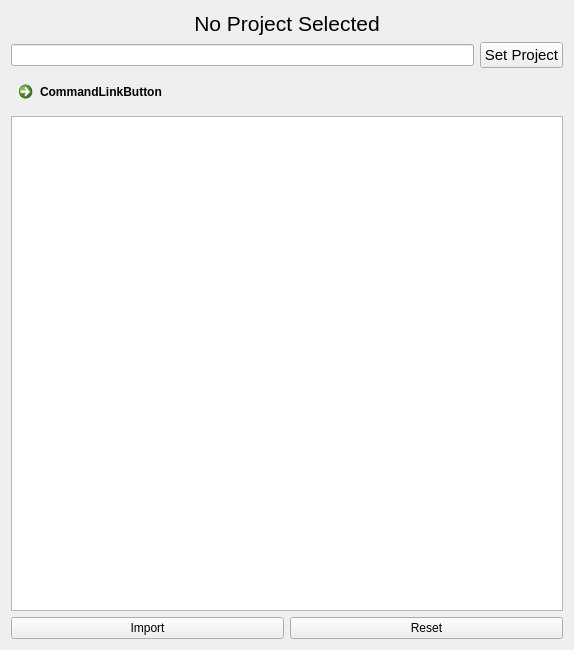
This is projectview.ui in scmacoll/USDbrowserdrafts as Qt 5 draws it before an edit. The edited form follows.
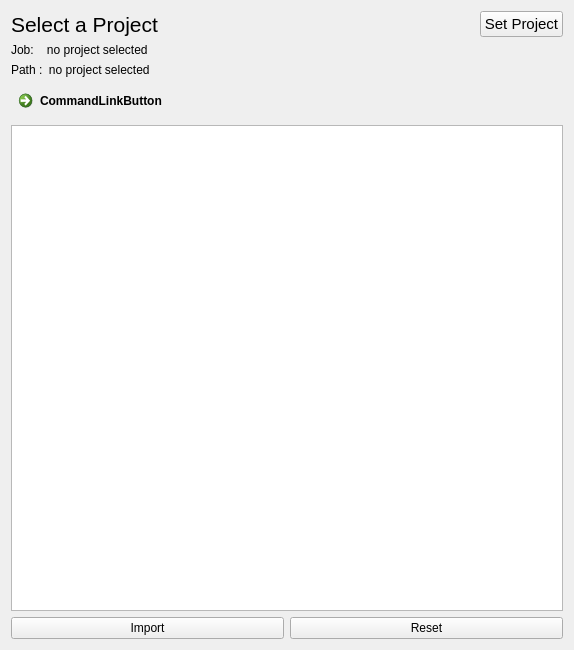
This is the edited form.

Commit message: first commit wednesday, big change to PATH file and JOB file functionality

Diff of the .ui file:
```diff
--- a/projectview.ui
+++ b/projectview.ui
@@ -14,27 +14,12 @@
    <string>Form</string>
   </property>
   <layout class="QVBoxLayout" name="verticalLayout">
-   <item>
-    <widget class="QLabel" name="projname">
-     <property name="font">
-      <font>
-       <pointsize>16</pointsize>
-      </font>
-     </property>
-     <property name="text">
-      <string>No Project Selected</string>
-     </property>
-     <property name="alignment">
-      <set>Qt::AlignCenter</set>
-     </property>
-    </widget>
-   </item>
    <item>
     <layout class="QGridLayout" name="gridLayout_2">
-     <item row="4" column="0">
+     <item row="6" column="0">
       <widget class="QListWidget" name="scenelist"/>
      </item>
-     <item row="5" column="0">
+     <item row="7" column="0">
       <layout class="QHBoxLayout" name="horizontalLayout_3">
        <item>
         <widget class="QPushButton" name="pushButton_2">
@@ -52,15 +37,23 @@
        </item>
       </layout>
      </item>
-     <item row="3" column="0">
+     <item row="5" column="0">
       <layout class="QHBoxLayout" name="horizontalLayout_2"/>
      </item>
      <item row="1" column="0">
       <layout class="QHBoxLayout" name="horizontalLayout">
-       <item>
-        <widget class="QLineEdit" name="projpath">
+       <item alignment="Qt::AlignLeft">
+        <widget class="QLabel" name="projname">
+         <property name="font">
+          <font>
+           <pointsize>16</pointsize>
+          </font>
+         </property>
          <property name="text">
-          <string/>
+          <string>Select a Project</string>
+         </property>
+         <property name="alignment">
+          <set>Qt::AlignCenter</set>
          </property>
         </widget>
        </item>
@@ -97,13 +90,27 @@
        </item>
       </layout>
      </item>
-     <item row="2" column="0">
+     <item row="3" column="0">
+      <widget class="QLabel" name="projpath">
+       <property name="text">
+        <string>Path :  no project selected</string>
+       </property>
+      </widget>
+     </item>
+     <item row="4" column="0">
       <widget class="QCommandLinkButton" name="commandLinkButton">
        <property name="text">
         <string>CommandLinkButton</string>
        </property>
       </widget>
      </item>
+     <item row="2" column="0">
+      <widget class="QLabel" name="jobpath">
+       <property name="text">
+        <string>Job:    no project selected</string>
+       </property>
+      </widget>
+     </item>
     </layout>
    </item>
   </layout>
```
The commit also changes 3 other files.
